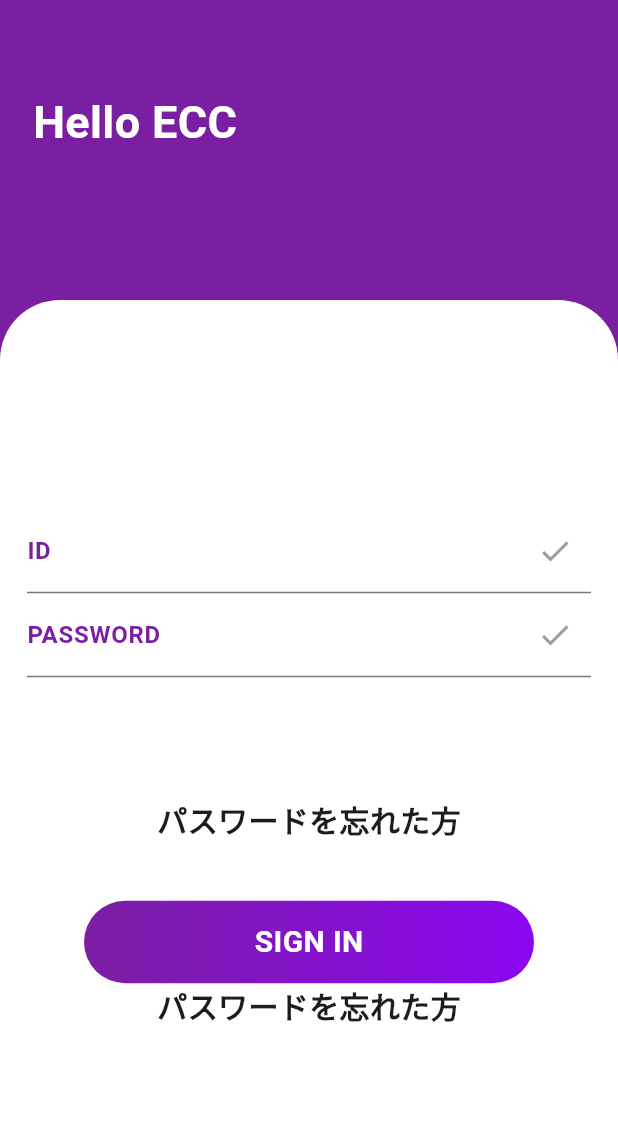
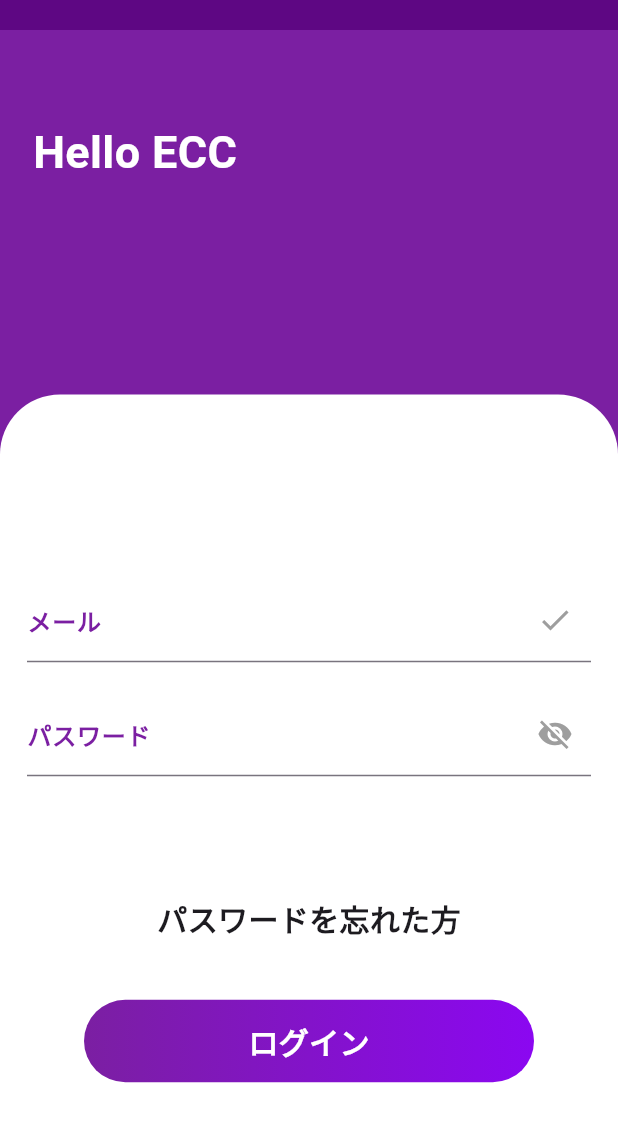
Before and after one commit to ChiuShengMi/sams, a Flutter app: the screen it shows after launch, on a phone screen of 412 x 824 dp. Shown: the top 1122 px of the screen. Run offline on Flutter 3.47's test engine with Material 3 defaults, Android fonts, the phone set to English and light mode, and no system bars; our stand-ins replace firebase_auth, firebase_core, fluttertoast; accounts and stored records are empty; Roboto replaces fonts that are missing (CarterOne, FjallaOne).

Commit message:
auth install finished

```diff
--- a/lib/pages/loginPages/login.dart
+++ b/lib/pages/loginPages/login.dart
@@ -1,104 +1,175 @@
-// login.dart
 import 'package:flutter/material.dart';
+import 'package:firebase_auth/firebase_auth.dart';  // Firebase Auth パッケージ
+import 'package:fluttertoast/fluttertoast.dart';
+import 'package:sams/pages/mainPages/homepage.dart';  // ここでパスが正しいことを確認
 
-class LoginPage extends StatelessWidget {
+class LoginPage extends StatefulWidget {
+  @override
+  _LoginPageState createState() => _LoginPageState();
+}
+
+class _LoginPageState extends State<LoginPage> {
+  final TextEditingController emailController = TextEditingController();
+  final TextEditingController passwordController = TextEditingController();
+  bool _isPasswordVisible = false; // パスワード表示状態を管理するフラグ
+
+  final FirebaseAuth _auth = FirebaseAuth.instance;
+
+  // ログインメソッド
+  Future<void> signInWithEmailPassword() async {
+    try {
+      UserCredential userCredential = await _auth.signInWithEmailAndPassword(
+        email: emailController.text.trim(),
+        password: passwordController.text.trim(),
+      );
+      // ログイン成功後、ホームページに遷移
+      Navigator.pushReplacement(
+        context,
+        MaterialPageRoute(builder: (context) => HomePage()), // HomePage のパスが正しいことを確認
+      );
+    } on FirebaseAuthException catch (e) {
+      // ログインに失敗した場合、エラーメッセージを表示
+      Fluttertoast.showToast(msg: e.message ?? "ログインに失敗しました");
+    }
+  }
+
   @override
   Widget build(BuildContext context) {
     return Scaffold(
-        body: Stack(
-      children: [
-        const SizedBox(
-          height: 50,
+      resizeToAvoidBottomInset: true,  // キーボード出現時に画面サイズを調整
+      appBar: AppBar(
+        backgroundColor: Color.fromARGB(255, 94, 7, 131),
+        toolbarHeight: 20, // AppBar の高さ
       ),
-        Container(
-            height: double.infinity,
-            width: double.infinity,
+      body: SingleChildScrollView(  // ページ全体をスクロール可能にする
+        child: Container(
+          height: MediaQuery.of(context).size.height,  // デバイスの全高を使用
           decoration: BoxDecoration(
             color: Color(0xFF7B1FA2),
           ),
-            child: Padding(
+          child: Column(
+            children: [
+              Padding(
                 padding: const EdgeInsets.only(top: 60.0, left: 22),
-              child: Text('Hello ECC',
+                child: Align(
+                  alignment: Alignment.topLeft,
+                  child: Text(
+                    'Hello ECC',
                     style: TextStyle(
                       fontSize: 30,
+                      fontFamily: 'CarterOne',
                       color: Colors.white,
-                      fontWeight: FontWeight.bold)),
-            )),
-        Padding(
-          padding: const EdgeInsets.only(top: 200.0),
+                      fontWeight: FontWeight.bold,
+                    ),
+                  ),
+                ),
+              ),
+              const SizedBox(height: 80,),
+              Expanded(
                 child: Container(
+                  margin: const EdgeInsets.only(top: 60),
                   decoration: BoxDecoration(
                     borderRadius: BorderRadius.only(
                       topLeft: Radius.circular(40),
-                    topRight: Radius.circular(40)),
+                      topRight: Radius.circular(40),
+                    ),
                     color: Colors.white,
                   ),
-              height: double.infinity,
-              width: double.infinity,
                   child: Padding(
-                padding: const EdgeInsets.only(left: 18.0, right: 18),
+                    padding: const EdgeInsets.all(18.0),
                     child: Column(
                       mainAxisAlignment: MainAxisAlignment.center,
                       children: [
                         TextField(
+                          controller: emailController,  // メール入力コントローラにバインド
                           decoration: InputDecoration(
                             suffixIcon: Icon(Icons.check, color: Colors.grey),
-                            label: Text('ID',
+                            label: Text(
+                              'メール',
                               style: TextStyle(
+                                fontFamily: 'FjallaOne',
                                 fontWeight: FontWeight.bold,
-                                    color: Color(0xFF7B1FA2)))),
+                                color: Color(0xFF7B1FA2),
                               ),
+                            ),
+                          ),
+                        ),
+                        SizedBox(height: 20),
                         TextField(
+                          controller: passwordController,  // パスワード入力コントローラにバインド
+                          obscureText: !_isPasswordVisible,  // パスワードを表示するかどうか
                           decoration: InputDecoration(
-                            suffixIcon: Icon(Icons.check, color: Colors.grey),
-                            label: Text('PASSWORD',
+                            suffixIcon: IconButton(
+                              icon: Icon(
+                                _isPasswordVisible ? Icons.visibility : Icons.visibility_off,
+                              ),
+                              color: Colors.grey,
+                              onPressed: () {
+                                // パスワードの表示/非表示を切り替える
+                                setState(() {
+                                  _isPasswordVisible = !_isPasswordVisible;
+                                });
+                              },
+                            ),
+                            label: Text(
+                              'パスワード',
                               style: TextStyle(
+                                fontFamily: 'FjallaOne',
                                 fontWeight: FontWeight.bold,
-                                    color: Color(0xFF7B1FA2)))),
+                                color: Color(0xFF7B1FA2),
                               ),
-                      SizedBox(
-                        height: 80,
                             ),
+                          ),
+                        ),
+                        SizedBox(height: 80),
                         Align(
                           alignment: Alignment.center,
                           child: Text(
                             'パスワードを忘れた方',
                             style: TextStyle(
-                              fontWeight: FontWeight.bold, fontSize: 20),
+                              fontFamily: 'FjallaOne',
+                              fontWeight: FontWeight.bold,
+                              fontSize: 20,
                             ),
                           ),
-                      SizedBox(
-                        height: 40,
                         ),
-                      Container(
+                        SizedBox(height: 40),
+                        GestureDetector(
+                          onTap: signInWithEmailPassword,  // ログインボタンをクリックした時にログインメソッドを呼び出す
+                          child: Container(
                             height: 55,
                             width: 300,
                             decoration: BoxDecoration(
                               borderRadius: BorderRadius.circular(30),
-                              gradient: LinearGradient(colors: [
+                              gradient: LinearGradient(
+                                colors: [
                                   Color(0xFF7B1FA2),
-                                Color.fromARGB(255, 139, 7, 241)
-                              ])),
+                                  Color.fromARGB(255, 139, 7, 241),
+                                ],
+                              ),
+                            ),
                             child: Center(
                               child: Text(
-                            'SIGN IN',
+                                'ログイン',
                                 style: TextStyle(
+                                  fontFamily: 'FjallaOne',
                                   fontWeight: FontWeight.bold,
                                   fontSize: 20,
-                                color: Colors.white),
-                          ))),
-                      Align(
-                        alignment: Alignment.center,
-                        child: Text(
-                          'パスワードを忘れた方',
-                          style: TextStyle(
-                              fontWeight: FontWeight.bold, fontSize: 20),
+                                  color: Colors.white,
                                 ),
                               ),
-                    ]),
-              )),
+                            ),
+                          ),
                         ),
                       ],
-    ));
+                    ),
+                  ),
+                ),
+              ),
+            ],
+          ),
+        ),
+      ),
+    );
   }
 }
--- a/lib/pages/mainPages/homepage.dart
+++ b/lib/pages/mainPages/homepage.dart
@@ -1,12 +1,34 @@
-// homePage.dart
 import 'package:flutter/material.dart';
+import 'package:firebase_auth/firebase_auth.dart';  // FirebaseAuth パッケージをインポート
+import 'package:sams/pages/loginPages/login.dart';
 
 class HomePage extends StatelessWidget {
+  // ログアウトメソッド
+  Future<void> _signOut(BuildContext context) async {
+    try {
+      await FirebaseAuth.instance.signOut();  // FirebaseAuth の signOut メソッドを使ってログアウト
+      // ログアウト後、ログインページに戻る
+      Navigator.pushReplacement(
+        context,
+        MaterialPageRoute(builder: (context) => LoginPage()),
+      );
+    } catch (e) {
+      print('ログアウトエラー: $e');  // エラーハンドリング
+    }
+  }
+
   @override
   Widget build(BuildContext context) {
     return Scaffold(
       appBar: AppBar(
         title: Text('Home Page'),
+        actions: [
+          // ログアウトボタン
+          IconButton(
+            icon: Icon(Icons.logout),
+            onPressed: () => _signOut(context),  // ログアウトメソッドを呼び出す
+          ),
+        ],
       ),
       body: Center(
         child: Text('Welcome to Home Page!'),
```
Also changed, not shown: pubspec.yaml (+11 -61 lines), assets/fonts/CarterOne-Regular.ttf (added), assets/fonts/FjallaOne-Regular.ttf (added), pubspec.lock. Lines whose indentation alone changed are shown as unchanged.
